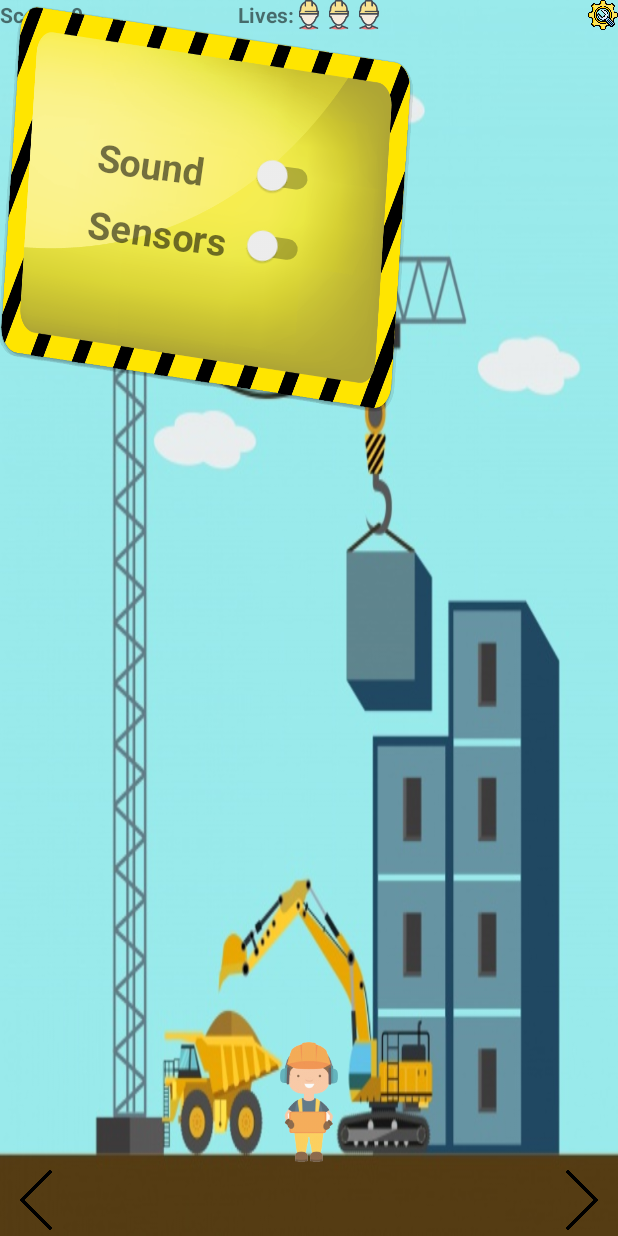
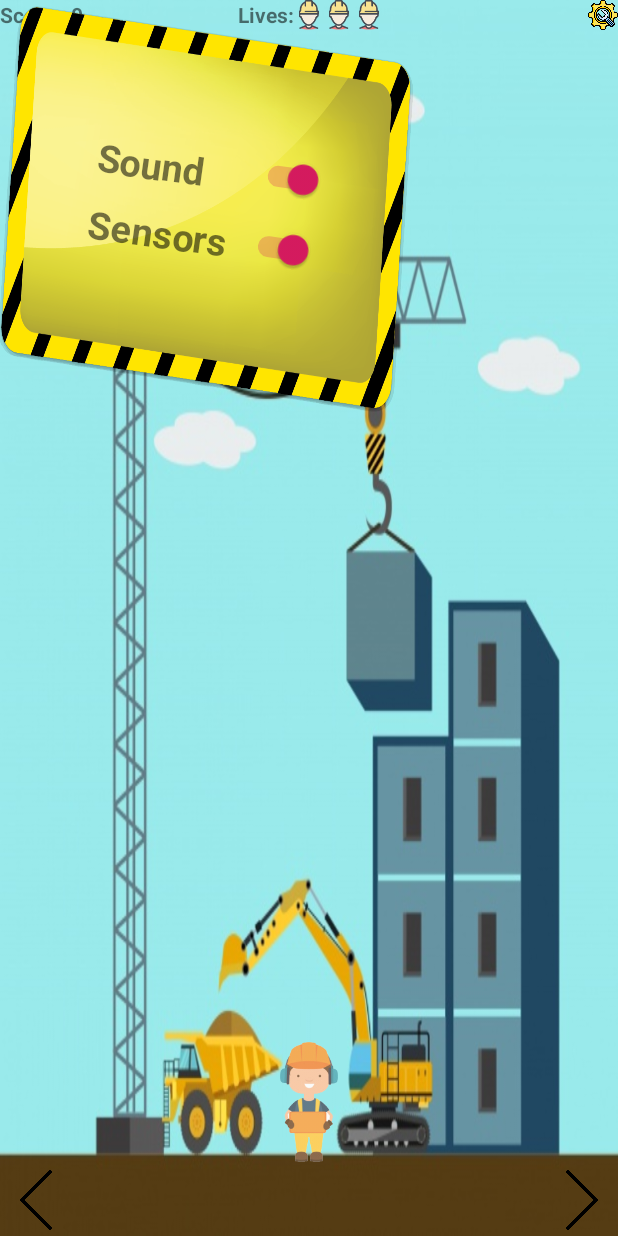
Before and after one commit to gironaptik/BlocksEscape, an Android app: the MainActivity screen opened directly, with no data from a screen before it, after a tap on an icon or button, on a phone screen of 412 x 824 dp. Run offline under Robolectric (Android 15) with nearby library versions, the phone set to English and light mode, and no system bars; libraries missing offline, so code that uses them is left out: com.facebook.stetho; 3 statements that could not run were skipped.

Commit message:
adding sensors and fixing bonus brick

```diff
--- a/app/build.gradle
+++ b/app/build.gradle
@@ -7,8 +7,8 @@ android {
         applicationId "com.afeka.blocksescape"
         minSdkVersion 22
         targetSdkVersion 29
-        versionCode 1
-        versionName "1.0"
+        versionCode 2
+        versionName "2.0"
         testInstrumentationRunner "androidx.test.runner.AndroidJUnitRunner"
     }
     buildTypes {
--- /dev/null
+++ b/app/src/main/java/com/afeka/blocksEscape/Gyroscope.java
@@ -0,0 +1,49 @@
+package com.afeka.blocksEscape;
+
+import android.content.Context;
+import android.hardware.Sensor;
+import android.hardware.SensorEvent;
+import android.hardware.SensorEventListener;
+import android.hardware.SensorManager;
+
+public class Gyroscope {
+
+    public interface Listener{
+        void onRotation(float rx, float ry, float rz);
+    }
+
+    private Listener listener;
+    public void setListener(Listener l){
+        listener = l;
+    }
+    private SensorManager sensorManager;
+    private Sensor sensor;
+    private SensorEventListener sensorEventListener;
+
+    Gyroscope(Context context){
+        sensorManager = (SensorManager) context.getSystemService(Context.SENSOR_SERVICE);
+        sensor = sensorManager.getDefaultSensor(Sensor.TYPE_GYROSCOPE);
+        sensorEventListener = new SensorEventListener() {
+            @Override
+            public void onSensorChanged(SensorEvent sensorEvent) {
+                if(listener!=null){
+                    listener.onRotation(sensorEvent.values[0], sensorEvent.values[1], sensorEvent.values[2]);
+                }
+            }
+
+            @Override
+            public void onAccuracyChanged(Sensor sensor, int i) {
+
+            }
+        };
+
+    }
+
+    public void register(){
+        sensorManager.registerListener(sensorEventListener, sensor, SensorManager.SENSOR_DELAY_NORMAL);
+    }
+
+    public void unregister(){
+        sensorManager.unregisterListener(sensorEventListener) ;
+    }
+}
--- a/app/src/main/java/com/afeka/blocksEscape/MainActivity.java
+++ b/app/src/main/java/com/afeka/blocksEscape/MainActivity.java
@@ -18,6 +18,7 @@ import android.os.Bundle;
 import android.os.Handler;
 import android.view.View;
 import android.widget.Button;
+import android.widget.CompoundButton;
 import android.widget.FrameLayout;
 import android.widget.ImageButton;
 import android.widget.ImageView;
@@ -26,6 +27,7 @@ import android.view.animation.LinearInterpolator;
 import android.widget.LinearLayout;
 import android.widget.PopupWindow;
 import android.widget.RelativeLayout;
+import android.widget.Switch;
 import android.widget.TextView;
 import android.animation.ValueAnimator.AnimatorUpdateListener;
 import android.view.animation.Animation;
@@ -43,7 +45,6 @@ import static android.Manifest.permission.ACCESS_FINE_LOCATION;
 
 public class MainActivity extends AppCompatActivity {
 
-    private static final int REQUEST_CODE_1 = 1;
     private static final String Columns = "columns";
     private static final String Player = "player";
     private static final String Scores = "scores";
@@ -61,6 +62,10 @@ public class MainActivity extends AppCompatActivity {
     private FusedLocationProviderClient client;
     private double lat;
     private double lng;
+    private Switch sensorSwitch;
+    //private Switch soundSwitch;
+//    private Accelerometer accelerometer;
+    private Gyroscope gyroscope;
     ValueAnimator animation;
     FrameLayout frame;
     LinearLayout parentLinearLayout;
@@ -76,10 +81,7 @@ public class MainActivity extends AppCompatActivity {
         getSupportActionBar().hide();
         super.onCreate(savedInstanceState);
         setContentView(R.layout.activity_main);
-
-
         playersDb = new DatabaseHelper(this);
-
         settings = findViewById(R.id.settings);
         settings.setOnClickListener(new View.OnClickListener() {
             @Override
@@ -87,7 +89,10 @@ public class MainActivity extends AppCompatActivity {
                 onButtonShowPopupWindowClick(view);
             }
         });
-
+        //sensorSwitch = findViewById(R.id.sensorSwitch);
+//        accelerometer = new Accelerometer(this);
+        gyroscope = new Gyroscope(this);
+        motionListener();
         requestPermission();
         getLocation();
 
@@ -108,6 +113,49 @@ public class MainActivity extends AppCompatActivity {
         dropping(builderPlayer);
         //movePressed();
     }
+
+    private void motionListener() {
+//        accelerometer.setListener(new Accelerometer.Listener() {
+//            @Override
+//            public void onTranslation(float tx, float ty, float tz) {
+//                if(tx > 1.0f){
+//
+//                }
+//                else if (tx < -1.0f){
+//
+//                }
+//            }
+//        });
+
+        gyroscope.setListener(new Gyroscope.Listener() {
+            @Override
+            public void onRotation(float rx, float ry, float rz) {      // Rotate left
+                if(rz > 3.0f && (rx < 2.0f || rx < -2.0f)){
+                    clickToMoveLeft(builderPlayer);
+
+                }
+                else if (rz < -3.0f && (rx < 2.0f || rx < -2.0f)){        //Rotate right
+                    clickToMoveRight(builderPlayer);
+
+                }
+            }
+        });
+    }
+
+    @Override
+    protected void onResume() {
+        super.onResume();
+        //accelerometer.register();
+        gyroscope.register();
+    }
+
+    @Override
+    protected void onPause() {
+        super.onPause();
+        //accelerometer.unregister();
+        gyroscope.unregister();
+    }
+
     public void createColumns(int columns){
         parentLinearLayout = findViewById(R.id.dropsLayout);
         for (int i=0; i<columns; i++){
@@ -208,7 +256,14 @@ public class MainActivity extends AppCompatActivity {
                                 if(hit(view, builderPlayer)){
                                     if(view.getTag().toString().equals(BonusTag)){
                                         score.setText(String.valueOf(Integer.parseInt(score.getText().toString()) + 100));
-                                        view.setImageResource(bricksList[new Random().nextInt(bricksList.length)]);
+                                        int randomIndex = new Random().nextInt(bricksList.length);
+                                        view.setImageResource(bricksList[randomIndex]);
+                                        if(randomIndex == BonusIndex){
+                                            view.setTag(BonusTag);
+                                        }
+                                        else{
+                                            view.setTag(BrickTag);
+                                        }
                                         view.setY(0);
                                         view.setVisibility(View.INVISIBLE);
                                         valueAnimator.start();
@@ -271,7 +326,6 @@ public class MainActivity extends AppCompatActivity {
         LayoutInflater inflater = (LayoutInflater)
                 getSystemService(LAYOUT_INFLATER_SERVICE);
         View popupView = inflater.inflate(R.layout.settings, null);
-
         // create the popup window
         int width = (int)(getResources().getDisplayMetrics().widthPixels/1.5);
         int height = (int)(getResources().getDisplayMetrics().heightPixels/3);
@@ -297,6 +351,8 @@ public class MainActivity extends AppCompatActivity {
                 resumeAnimations();
             }
         });
+        sensorSwitch = popupView.findViewById(R.id.sensorSwitch);
+        sensorSwitch.setOnCheckedChangeListener(switchListener);
     }
 
 
@@ -328,6 +384,36 @@ public class MainActivity extends AppCompatActivity {
         stopAnimations();
         startActivity(new Intent(this, WelcomeActivity.class));
         finish();
+        overridePendingTransition(0, 0);
         return;
     }
+
+//    public void switchListener(){
+//        new CompoundButton.OnCheckedChangeListener() {
+//            @Override
+//            public void onCheckedChanged(CompoundButton compoundButton, boolean b) {
+//                sensorSwitch.setChecked(b);
+//                if(b){
+//                    gyroscope.unregister();
+//                }
+//                else if(!b){
+//                    gyroscope.register();
+//                }
+//            }
+//        };
+//    }
+
+    private Switch.OnCheckedChangeListener switchListener =
+            new CompoundButton.OnCheckedChangeListener() {
+        @Override
+        public void onCheckedChanged(CompoundButton compoundButton, boolean b) {
+            if(b){
+                gyroscope.unregister();
+            }
+            else if(!b){
+                gyroscope.register();
+            }
+        }
+    };
+    //sensorSwitch.setChecked(sensorSwitch.isChecked());
 }
--- a/app/src/main/res/layout/settings.xml
+++ b/app/src/main/res/layout/settings.xml
@@ -27,7 +27,10 @@
         android:layout_width="wrap_content"
         android:layout_height="wrap_content"
         android:layout_toEndOf="@id/soundText"
-        android:layout_alignRight="@id/SensorSwitch"
+        android:layout_alignRight="@id/sensorSwitch"
+        android:textOff="OFF"
+        android:textOn="ON"
+        android:checked="true"
         />
 
     <TextView
@@ -41,13 +44,16 @@
         />
 
     <Switch
-        android:id="@+id/SensorSwitch"
+        android:id="@+id/sensorSwitch"
         android:layout_width="wrap_content"
         android:layout_height="wrap_content"
         android:layout_toEndOf="@id/sensorText"
         android:layout_below="@id/soundSwitch"
         android:layout_marginTop="20dp"
         android:layout_marginLeft="10dp"
+        android:textOff="OFF"
+        android:textOn="ON"
+        android:checked="true"
         />
 
     </RelativeLayout>
```
Also changed, not shown: app/src/main/AndroidManifest.xml (+8 -3 lines), app/src/main/java/com/afeka/blocksEscape/Accelerometer.java (added, +48 -0 lines).
